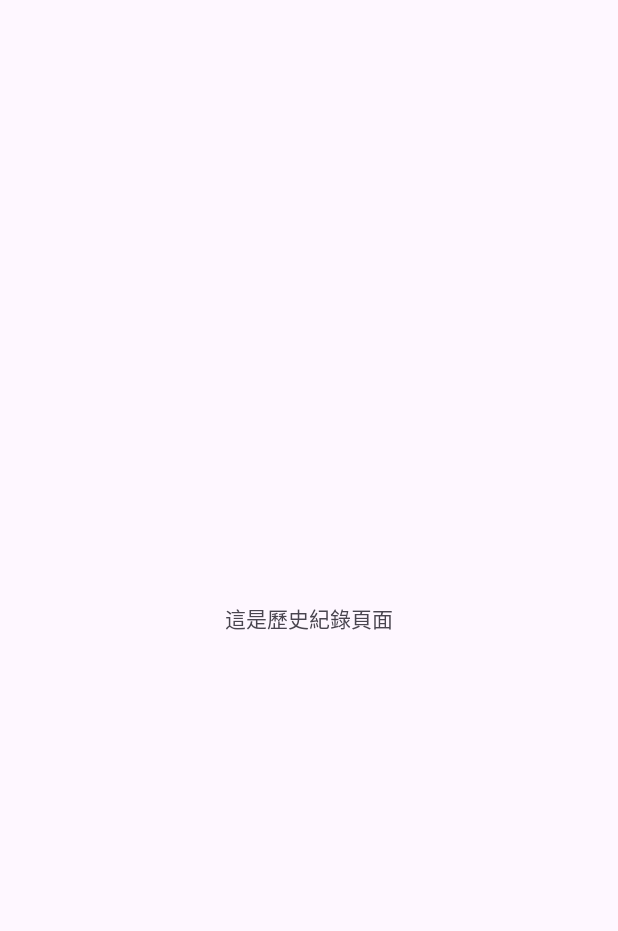
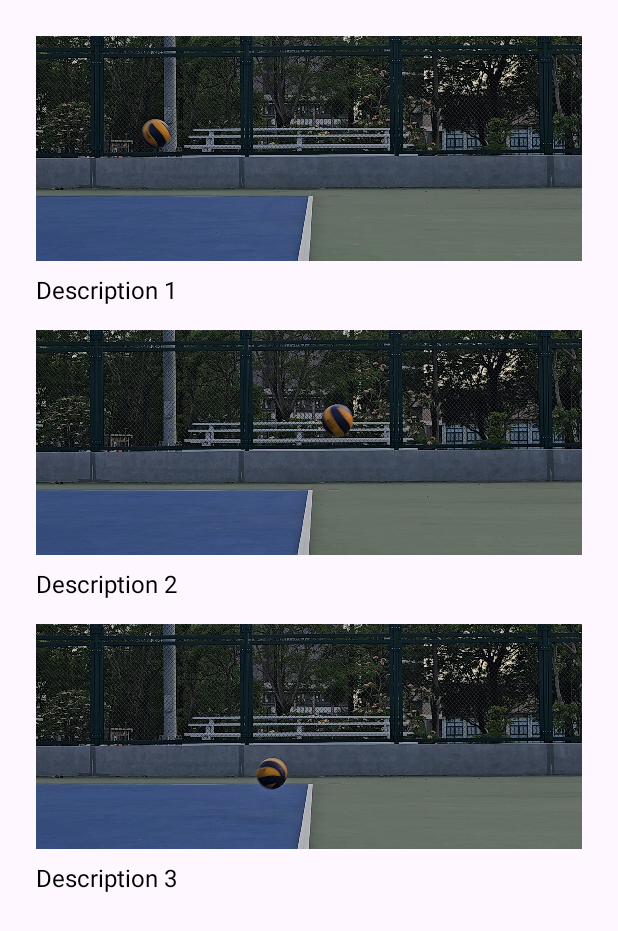
Before and after one commit to forgefkcode/AI_volleyball_project, an Android app: the HistoryActivity screen opened directly, with no data from a screen before it, on a phone screen of 412 x 824 dp. Before the commit the part shown is almost empty. Shown: the top 931 px of the screen. Run offline under Robolectric (Android 15) with nearby library versions, the light colour scheme and no system bars.

Commit message:
調整主頁面配置

```diff
--- a/app/src/main/java/com/example/volleyball_project/HistoryActivity.kt
+++ b/app/src/main/java/com/example/volleyball_project/HistoryActivity.kt
@@ -2,6 +2,8 @@ package com.example.volleyball_project
 
 import android.os.Bundle
 import androidx.appcompat.app.AppCompatActivity
+import androidx.recyclerview.widget.LinearLayoutManager
+import androidx.recyclerview.widget.RecyclerView
 
 class HistoryActivity : AppCompatActivity() {
 
@@ -9,6 +11,17 @@ class HistoryActivity : AppCompatActivity() {
         super.onCreate(savedInstanceState)
         setContentView(R.layout.activity_history)
 
-        // 這裡將來可以加上顯示歷史紀錄的具體實作
+        val recyclerView: RecyclerView = findViewById(R.id.recyclerView)
+        recyclerView.layoutManager = LinearLayoutManager(this)
+
+        val items = listOf(
+            HistoryItem(R.drawable.sample_image_1, "Description 1"),
+            HistoryItem(R.drawable.sample_image_2, "Description 2"),
+            HistoryItem(R.drawable.sample_image_3, "Description 3"),
+            // Add more items as needed
+        )
+
+        val adapter = HistoryAdapter(items)
+        recyclerView.adapter = adapter
     }
 }
--- /dev/null
+++ b/app/src/main/java/com/example/volleyball_project/HistoryAdapter.kt
@@ -0,0 +1,29 @@
+package com.example.volleyball_project
+
+import android.view.LayoutInflater
+import android.view.View
+import android.view.ViewGroup
+import android.widget.ImageView
+import android.widget.TextView
+import androidx.recyclerview.widget.RecyclerView
+
+class HistoryAdapter(private val items: List<HistoryItem>) : RecyclerView.Adapter<HistoryAdapter.ViewHolder>() {
+
+    class ViewHolder(itemView: View) : RecyclerView.ViewHolder(itemView) {
+        val imageView: ImageView = itemView.findViewById(R.id.imageView)
+        val textView: TextView = itemView.findViewById(R.id.textView)
+    }
+
+    override fun onCreateViewHolder(parent: ViewGroup, viewType: Int): ViewHolder {
+        val view = LayoutInflater.from(parent.context).inflate(R.layout.item_history, parent, false)
+        return ViewHolder(view)
+    }
+
+    override fun onBindViewHolder(holder: ViewHolder, position: Int) {
+        val item = items[position]
+        holder.imageView.setImageResource(item.imageResId)
+        holder.textView.text = item.description
+    }
+
+    override fun getItemCount() = items.size
+}
--- /dev/null
+++ b/app/src/main/java/com/example/volleyball_project/HistoryItem.kt
@@ -0,0 +1,3 @@
+package com.example.volleyball_project
+
+data class HistoryItem(val imageResId: Int, val description: String)
--- a/app/src/main/res/layout/activity_history.xml
+++ b/app/src/main/res/layout/activity_history.xml
@@ -1,11 +1,12 @@
 <?xml version="1.0" encoding="utf-8"?>
-<RelativeLayout xmlns:android="http://schemas.android.com/apk/res/android"
+<LinearLayout xmlns:android="http://schemas.android.com/apk/res/android"
     android:layout_width="match_parent"
-    android:layout_height="match_parent">
+    android:layout_height="match_parent"
+    android:orientation="vertical">
 
-    <TextView
-        android:layout_width="wrap_content"
-        android:layout_height="wrap_content"
-        android:text="這是歷史紀錄頁面"
-        android:layout_centerInParent="true"/>
-</RelativeLayout>
+    <androidx.recyclerview.widget.RecyclerView
+        android:id="@+id/recyclerView"
+        android:layout_width="match_parent"
+        android:layout_height="match_parent"
+        android:padding="16dp" />
+</LinearLayout>
--- /dev/null
+++ b/app/src/main/res/layout/item_history.xml
@@ -0,0 +1,22 @@
+<?xml version="1.0" encoding="utf-8"?>
+<LinearLayout xmlns:android="http://schemas.android.com/apk/res/android"
+    android:layout_width="match_parent"
+    android:layout_height="wrap_content"
+    android:orientation="vertical"
+    android:padding="8dp">
+
+    <ImageView
+        android:id="@+id/imageView"
+        android:layout_width="match_parent"
+        android:layout_height="150dp"
+        android:scaleType="centerCrop"
+        android:contentDescription="@string/history_image" />
+
+    <TextView
+        android:id="@+id/textView"
+        android:layout_width="match_parent"
+        android:layout_height="wrap_content"
+        android:layout_marginTop="8dp"
+        android:textSize="16sp"
+        android:textColor="@android:color/black" />
+</LinearLayout>
--- a/app/src/main/res/values/strings.xml
+++ b/app/src/main/res/values/strings.xml
@@ -1,3 +1,4 @@
 <resources>
     <string name="app_name">volleyball_project</string>
+    <string name="history_image">History Image</string>
 </resources>
```
Also changed, not shown: app/src/main/AndroidManifest.xml (+10 -10 lines), app/src/main/res/layout/activity_history_adapter.xml (added, +10 -0 lines), app/src/main/res/layout/activity_history_item.xml (added, +10 -0 lines), app/src/main/res/drawable/sample_image_1.jpg (added), app/src/main/res/drawable/sample_image_2.jpg (added), app/src/main/res/drawable/sample_image_3.jpg (added).
